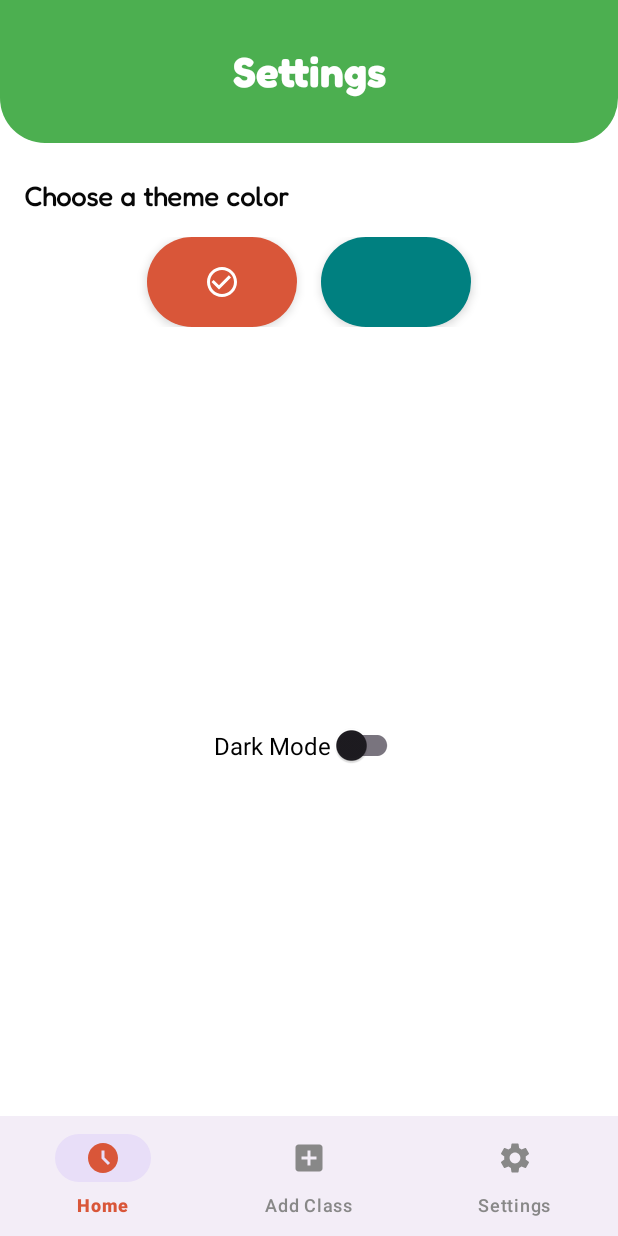
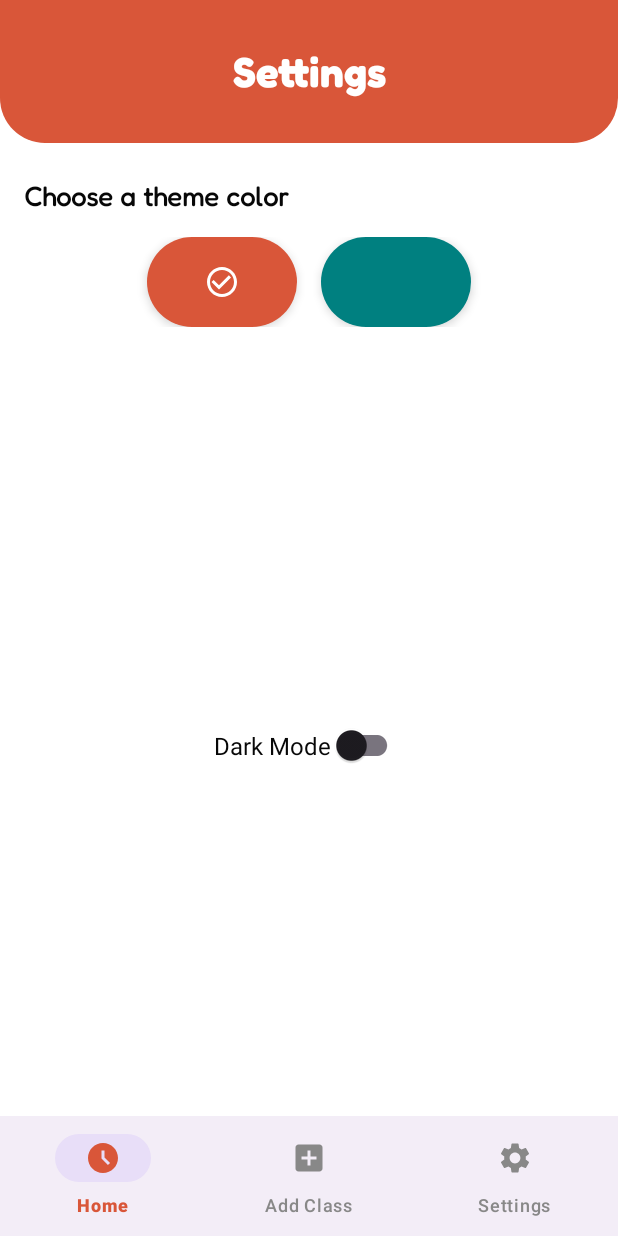
Before and after one commit to year-3-projects-cti/MDAD, an Android app: the screen it shows after launch (SettingsActivity), item 3 of the bottom bar chosen, on a phone screen of 412 x 824 dp. Run offline under Robolectric (Android 15) with nearby library versions, the phone set to English and light mode, and no system bars; our stand-ins replace Room's generated code.

Commit message:
implement theme color settings and dark mode

```diff
--- a/app/src/main/java/com/example/taskit/AddClassActivity.kt
+++ b/app/src/main/java/com/example/taskit/AddClassActivity.kt
@@ -24,7 +24,7 @@ class AddClassActivity : AppCompatActivity() {
     private lateinit var roomInput: EditText
 
     private val classViewModel: ClassViewModel by viewModels()
-    private val classType = "Course"
+    private var classType = "Course"
 
     override fun onCreate(savedInstanceState: Bundle?) {
         super.onCreate(savedInstanceState)
@@ -87,6 +87,8 @@ class AddClassActivity : AppCompatActivity() {
         otherButton.setTextColor(getColor(R.color.white))
 
         currentButton.setTextColor(getColor(R.color.green))
+
+        classType = currentButton.text.toString()
     }
 
     private fun handleAddClass() {
--- a/app/src/main/java/com/example/taskit/MainActivity.kt
+++ b/app/src/main/java/com/example/taskit/MainActivity.kt
@@ -2,10 +2,12 @@ package com.example.taskit
 
 import com.example.taskit.database.viewmodel.ClassViewModel
 import android.content.Intent
+import android.content.SharedPreferences
 import android.os.Bundle
 import android.view.LayoutInflater
 import android.widget.ImageButton
 import android.widget.LinearLayout
+import android.widget.RelativeLayout
 import android.widget.TextView
 import androidx.activity.viewModels
 import androidx.appcompat.app.AppCompatActivity
@@ -16,6 +18,7 @@ import java.util.*
 class MainActivity : AppCompatActivity() {
 
     private val classViewModel: ClassViewModel by viewModels() // ViewModel-ul nostru
+    private lateinit var sharedPreferences: SharedPreferences
 
 
     override fun onCreate(savedInstanceState: Bundle?) {
@@ -68,7 +71,51 @@ class MainActivity : AppCompatActivity() {
         highlightCurrentDate(calendar.get(Calendar.DAY_OF_MONTH))
 
         observeClasses()
+//        classViewModel.emptyClasses()
+        sharedPreferences = getSharedPreferences("SettingsPreferences", MODE_PRIVATE)
+
+        // Restore saved preferences
+        val isDarkMode = sharedPreferences.getBoolean("dark_mode", false)
+        val selectedColor = sharedPreferences.getString("theme_color", "orange")
+
+        // Apply saved theme color
+        applyThemeColor(selectedColor)
+        applyDarkMode(isDarkMode)
     }
+
+    private fun applyThemeColor(color: String?) {
+        if (color == null) {
+            return
+        }
+
+        val topSection = findViewById<RelativeLayout>(R.id.top_section)
+        val bottomSection = findViewById<LinearLayout>(R.id.bottom_section)
+
+        when (color) {
+            "orange" -> {
+                topSection.backgroundTintList = getColorStateList(R.color.orange)
+                bottomSection.backgroundTintList = getColorStateList(R.color.orange)
+            }
+            "teal" -> {
+                topSection.backgroundTintList = getColorStateList(R.color.teal)
+                bottomSection.backgroundTintList = getColorStateList(R.color.teal)
+            }
+        }
+    }
+
+    private fun applyDarkMode(isDarkMode: Boolean) {
+        val background = findViewById<LinearLayout>(R.id.main)
+
+        if (isDarkMode) {
+            background.setBackgroundResource(R.color.background_dark)
+        } else {
+            background.setBackgroundResource(R.color.white)
+        }
+
+    }
+
+
+
 
     private fun observeClasses() {
         val classCardsContainer = findViewById<LinearLayout>(R.id.class_cards_container)
@@ -177,6 +224,14 @@ class MainActivity : AppCompatActivity() {
             startActivity(intent)
         }
 
+        // Set the card background color based on the class type
+        when (classItem.type) {
+            "Course" -> cardView.setBackgroundResource(R.drawable.course_card)
+            "Lab." -> cardView.setBackgroundResource(R.drawable.lab_card)
+            "Seminar" -> cardView.setBackgroundResource(R.drawable.seminar_card)
+            "Other" -> cardView.setBackgroundResource(R.drawable.other_card)
+        }
+
         // Add the card to the container
         container.addView(cardView)
     }
--- a/app/src/main/java/com/example/taskit/SettingsActivity.kt
+++ b/app/src/main/java/com/example/taskit/SettingsActivity.kt
@@ -5,6 +5,8 @@ import android.content.SharedPreferences
 import android.os.Bundle
 import android.view.View
 import android.widget.LinearLayout
+import android.widget.RelativeLayout
+import android.widget.TextView
 import android.widget.Toast
 import androidx.appcompat.app.AppCompatActivity
 import androidx.appcompat.widget.SwitchCompat
@@ -92,28 +94,44 @@ class SettingsActivity : AppCompatActivity() {
     }
 
     private fun applyThemeColor(color: String?) {
+        val settingsTitle = findViewById<TextView>(R.id.settings_title)
         when (color) {
             "orange" -> {
                 orangeCheckIcon.visibility = View.VISIBLE
                 tealCheckIcon.visibility = View.INVISIBLE
                 Toast.makeText(this, "Orange Theme Applied", Toast.LENGTH_SHORT).show()
+                settingsTitle.backgroundTintList = getColorStateList(R.color.orange)
+
             }
             "teal" -> {
                 orangeCheckIcon.visibility = View.INVISIBLE
                 tealCheckIcon.visibility = View.VISIBLE
                 Toast.makeText(this, "Teal Theme Applied", Toast.LENGTH_SHORT).show()
+                settingsTitle.backgroundTintList = getColorStateList(R.color.teal)
             }
         }
     }
 
     private fun enableDarkMode() {
+        val settingsLayout = findViewById<LinearLayout>(R.id.settings_layout)
         window.decorView.setBackgroundColor(getColor(android.R.color.background_dark))
         Toast.makeText(this, "Dark Mode Enabled", Toast.LENGTH_SHORT).show()
+        settingsLayout.setBackgroundColor(getColor(R.color.background_dark))
+        val darkModeTitle = findViewById<TextView>(R.id.dark_mode_title)
+        val themeColorTitle = findViewById<TextView>(R.id.theme_color_title)
+        darkModeTitle.setTextColor(getColor(android.R.color.white))
+        themeColorTitle.setTextColor(getColor(android.R.color.white))
     }
 
     private fun disableDarkMode() {
         window.decorView.setBackgroundColor(getColor(android.R.color.background_light))
         Toast.makeText(this, "Dark Mode Disabled", Toast.LENGTH_SHORT).show()
+        val settingsLayout = findViewById<LinearLayout>(R.id.settings_layout)
+        settingsLayout.setBackgroundColor(getColor(R.color.background_light))
+        val darkModeTitle = findViewById<TextView>(R.id.dark_mode_title)
+        val themeColorTitle = findViewById<TextView>(R.id.theme_color_title)
+        darkModeTitle.setTextColor(getColor(R.color.black))
+        themeColorTitle.setTextColor(getColor(R.color.black))
     }
 
     private fun savePreferences(key: String, value: Any) {
--- /dev/null
+++ b/app/src/main/res/drawable/course_card.xml
@@ -0,0 +1,22 @@
+<shape
+    xmlns:android="http://schemas.android.com/apk/res/android"
+    android:shape="rectangle"   >
+
+    <solid
+        android:color="#FFC107" >
+    </solid>
+
+    <padding
+        android:bottom="5dp"
+        android:left="5dp"
+        android:right="5dp"
+        android:top="5dp"
+        >
+    </padding>
+
+    <corners
+        android:radius="30dp"
+        >
+    </corners>
+
+</shape>
--- /dev/null
+++ b/app/src/main/res/drawable/lab_card.xml
@@ -0,0 +1,22 @@
+<shape
+    xmlns:android="http://schemas.android.com/apk/res/android"
+    android:shape="rectangle"   >
+
+    <solid
+        android:color="#B3099D" >
+    </solid>
+
+    <padding
+        android:bottom="5dp"
+        android:left="5dp"
+        android:right="5dp"
+        android:top="5dp"
+        >
+    </padding>
+
+    <corners
+        android:radius="30dp"
+        >
+    </corners>
+
+</shape>
--- /dev/null
+++ b/app/src/main/res/drawable/other_card.xml
@@ -0,0 +1,22 @@
+<shape
+    xmlns:android="http://schemas.android.com/apk/res/android"
+    android:shape="rectangle"   >
+
+    <solid
+        android:color="#4CAF50" >
+    </solid>
+
+    <padding
+        android:bottom="5dp"
+        android:left="5dp"
+        android:right="5dp"
+        android:top="5dp"
+        >
+    </padding>
+
+    <corners
+        android:radius="30dp"
+        >
+    </corners>
+
+</shape>
--- /dev/null
+++ b/app/src/main/res/drawable/seminar_card.xml
@@ -0,0 +1,22 @@
+<shape
+    xmlns:android="http://schemas.android.com/apk/res/android"
+    android:shape="rectangle"   >
+
+    <solid
+        android:color="#2196F3" >
+    </solid>
+
+    <padding
+        android:bottom="5dp"
+        android:left="5dp"
+        android:right="5dp"
+        android:top="5dp"
+        >
+    </padding>
+
+    <corners
+        android:radius="30dp"
+        >
+    </corners>
+
+</shape>
--- a/app/src/main/res/layout/activity_class.xml
+++ b/app/src/main/res/layout/activity_class.xml
@@ -72,6 +72,7 @@
 
 
                 <LinearLayout
+                    android:id="@+id/notes_section"
                     android:layout_width="match_parent"
                     android:layout_height="wrap_content"
                     android:layout_margin="8dp"
@@ -115,6 +116,7 @@
                     />
 
                 <LinearLayout
+                    android:id="@+id/to_do_section"
                     android:layout_width="match_parent"
                     android:layout_height="wrap_content"
                     android:layout_margin="8dp"
@@ -195,6 +197,7 @@
                     app:backgroundTint="@color/yellow" />
 
                 <LinearLayout
+                    android:id="@+id/deadlines_section"
                     android:layout_width="match_parent"
                     android:layout_height="wrap_content"
                     android:layout_weight="1"
--- a/app/src/main/res/layout/activity_settings.xml
+++ b/app/src/main/res/layout/activity_settings.xml
@@ -1,5 +1,6 @@
 <?xml version="1.0" encoding="utf-8"?>
 <LinearLayout
+    android:id="@+id/settings_layout"
     xmlns:android="http://schemas.android.com/apk/res/android"
     xmlns:app="http://schemas.android.com/apk/res-auto"
     android:layout_width="match_parent"
@@ -9,6 +10,7 @@
 
     <!-- Title Section -->
     <TextView
+        android:id="@+id/settings_title"
         android:layout_width="match_parent"
         android:layout_height="wrap_content"
         android:text="Settings"
@@ -22,6 +24,7 @@
 
     <!-- Theme Color Selector Title -->
     <TextView
+        android:id = "@+id/theme_color_title"
         android:layout_width="wrap_content"
         android:layout_height="wrap_content"
         android:text="Choose a theme color"
@@ -93,6 +96,7 @@
         >
 
         <TextView
+            android:id = "@+id/dark_mode_title"
             android:layout_width="wrap_content"
             android:layout_height="wrap_content"
             android:text="Dark Mode"
--- a/app/src/main/res/values/colors.xml
+++ b/app/src/main/res/values/colors.xml
@@ -14,7 +14,7 @@
     <color name="text_light">#000000</color>
 
     <!-- Dark Mode Colors -->
-    <color name="background_dark">#121212</color>
+    <color name="background_dark">#3A3A3A</color>
+    <color name="dark_grey">#333333</color>
     <color name="text_dark">#FFFFFF</color>
-
 </resources>
```
Also changed, not shown: app/src/main/java/com/example/taskit/ClassActivity.kt (+51 -0 lines), app/src/main/res/layout/activity_main.xml (+30 -20 lines).
